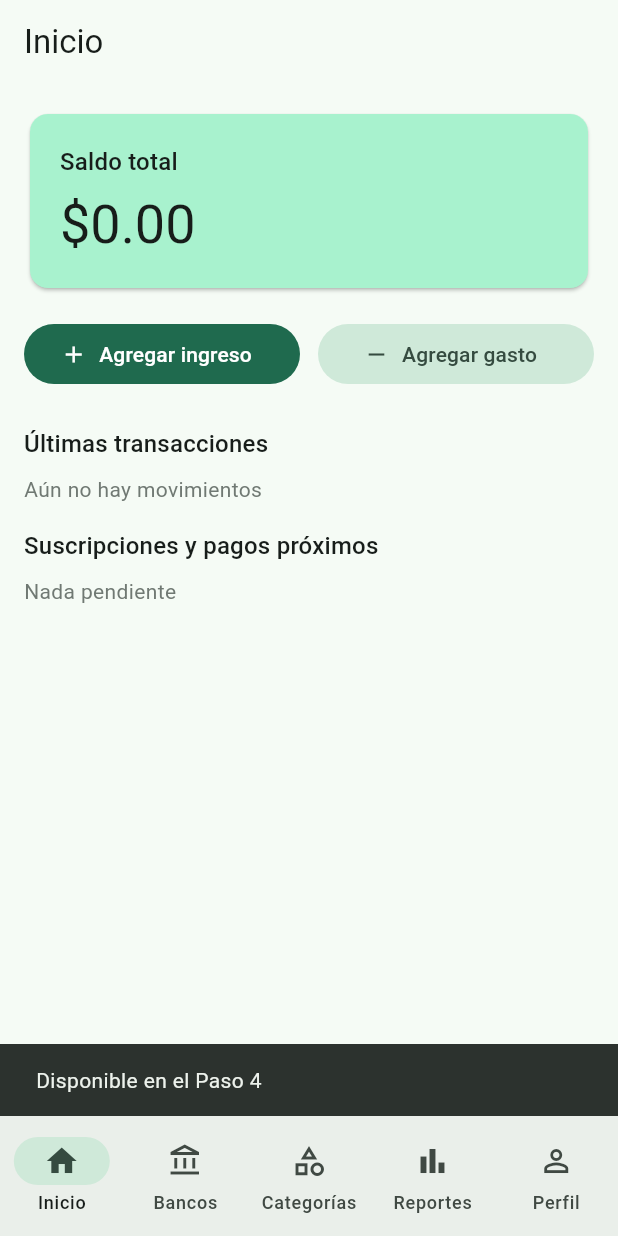
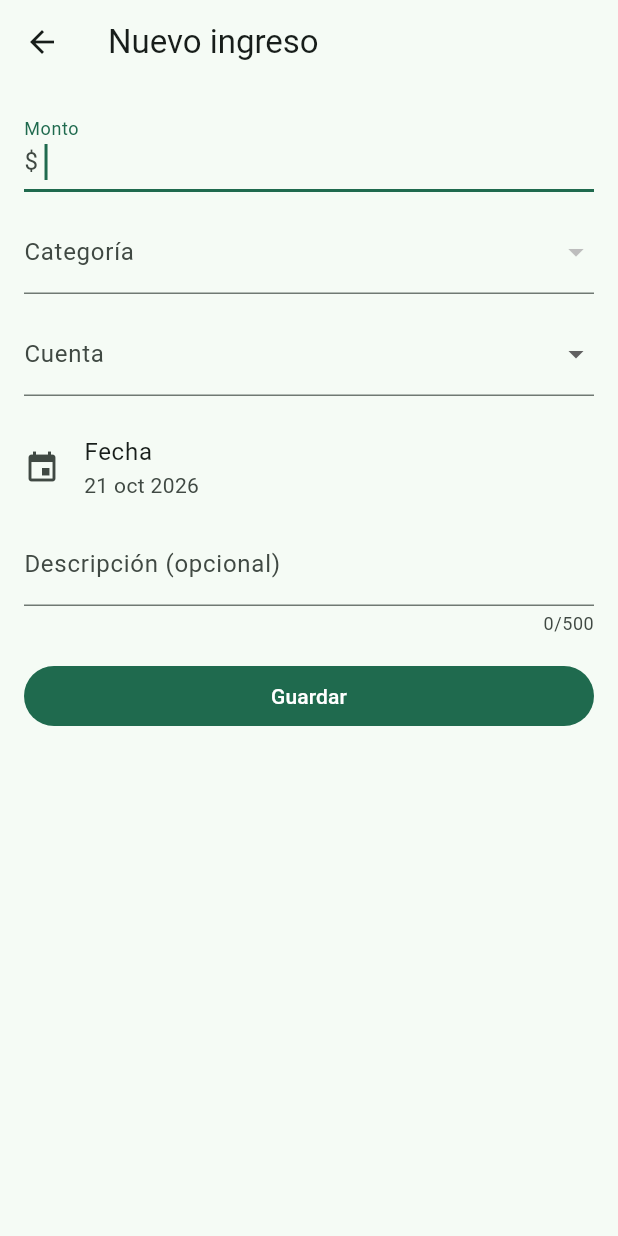
Before and after one commit to C02CarlosG/App_Finanzas_Personales, a Flutter app: the DashboardPage screen opened by its route, after a tap on "Agregar ingreso", on a phone screen of 412 x 824 dp. Run offline on Flutter 3.47's test engine with Material 3 defaults, Android fonts, the phone set to English and light mode, and no system bars; our stand-ins replace drift, drift_flutter, flutter_riverpod, flutter_secure_storage, go_router; accounts and stored records are empty; generated files the repository leaves out were written again.

Commit message:
Paso 4d: formulario de ingreso/gasto e Inicio con datos reales
- formulario (monto, categoría, cuenta con "crear banco nuevo", fecha en
  español, descripción; "Préstamo cobrado" pide la persona); editar y eliminar
- Inicio: saldo total real, últimos 10 movimientos, invitación a crear la
  primera cuenta, pull-to-refresh sincroniza
- TransactionTile con importe con signo, pendiente de enviar y huérfano
- correcciones halladas por las pruebas: desplegables que se desbordaban en
  pantallas angostas y cuenta preseleccionada que no se guardaba
- localización es-MX (flutter_localizations, del SDK)
- 18 pruebas de interfaz nuevas; las del Paso 3 se actualizan (134 en total)

Co-Authored-By: Claude Sonnet 5.5 <noreply@anthropic.com>
Claude-Session: https://claude.ai/code/session_01UQKYzmZ4y8jFU3475qEXNL

```diff
--- a/mobile/lib/app.dart
+++ b/mobile/lib/app.dart
@@ -1,4 +1,5 @@
 import 'package:flutter/material.dart';
+import 'package:flutter_localizations/flutter_localizations.dart';
 import 'package:flutter_riverpod/flutter_riverpod.dart';
 
 import 'core/router/app_router.dart';
@@ -36,6 +37,9 @@ class _FinanzasAppState extends ConsumerState<FinanzasApp> {
     return MaterialApp.router(
       title: 'Finanzas Personales',
       debugShowCheckedModeBanner: false,
+      locale: const Locale('es', 'MX'),
+      supportedLocales: const [Locale('es', 'MX')],
+      localizationsDelegates: GlobalMaterialLocalizations.delegates,
       theme: ThemeData(colorSchemeSeed: const Color(0xFF1B7F5C), useMaterial3: true),
       darkTheme: ThemeData(
           colorSchemeSeed: const Color(0xFF1B7F5C), brightness: Brightness.dark, useMaterial3: true),
--- a/mobile/lib/core/router/app_router.dart
+++ b/mobile/lib/core/router/app_router.dart
@@ -11,6 +11,7 @@ import '../../features/dashboard/presentation/dashboard_page.dart';
 import '../../features/profile/presentation/profile_page.dart';
 import '../../features/sync/presentation/problems_page.dart';
 import '../../features/reports/presentation/reports_page.dart';
+import '../../features/transactions/presentation/transaction_form_page.dart';
 import '../providers.dart';
 import '../ui/home_shell.dart';
 
@@ -21,6 +22,10 @@ abstract final class AppRoutes {
   static const problems = '/problemas';
   static const accountNew = '/cuentas/nueva';
   static String account(String id) => '/cuentas/$id';
+  static const movements = '/movimientos';
+  static const transactionNewPath = '/movimientos/nuevo';
+  static String transactionNew(String type) => '/movimientos/nuevo?tipo=$type';
+  static String transaction(String id) => '/movimientos/$id';
   static const home = '/inicio';
   static const banks = '/bancos';
   static const categories = '/categorias';
@@ -53,6 +58,16 @@ final routerProvider = Provider<GoRouter>((ref) {
       GoRoute(path: AppRoutes.problems, builder: (_, _) => const ProblemsPage()),
       // Pantallas completas (sin barra inferior) alcanzables desde cualquier pestaña.
       GoRoute(path: AppRoutes.accountNew, builder: (_, _) => const AddAccountPage()),
+      // '/movimientos/nuevo' va antes que '/movimientos/:id' para que no se tome "nuevo" como un id.
+      GoRoute(
+        path: AppRoutes.transactionNewPath,
+        builder: (_, state) =>
+            TransactionFormPage(type: state.uri.queryParameters['tipo'] == 'income' ? 'income' : 'expense'),
+      ),
+      GoRoute(
+        path: '/movimientos/:id',
+        builder: (_, state) => TransactionFormPage(transactionId: state.pathParameters['id']),
+      ),
       GoRoute(
         path: '/cuentas/:id',
         builder: (_, state) => EditAccountPage(accountId: state.pathParameters['id']!),
--- a/mobile/lib/features/dashboard/presentation/dashboard_page.dart
+++ b/mobile/lib/features/dashboard/presentation/dashboard_page.dart
@@ -1,17 +1,32 @@
 import 'package:flutter/material.dart';
+import 'package:flutter_riverpod/flutter_riverpod.dart';
+import 'package:go_router/go_router.dart';
 
+import '../../../core/data/data_providers.dart';
+import '../../../core/db/queries.dart';
 import '../../../core/money/money.dart';
+import '../../../core/router/app_router.dart';
+import '../../../core/sync/sync_controller.dart';
+import '../../transactions/presentation/transaction_tile.dart';
 
-/// Inicio (spec 5.2). Estructura final de la pantalla; los datos reales llegan en el Paso 4.
-class DashboardPage extends StatelessWidget {
+const _recentFilter = TransactionFilter(limit: 10);
+
+/// Inicio (spec 5.2): saldo total, botones de ingreso/gasto y últimos movimientos.
+class DashboardPage extends ConsumerWidget {
   const DashboardPage({super.key});
 
   @override
-  Widget build(BuildContext context) {
+  Widget build(BuildContext context, WidgetRef ref) {
     final theme = Theme.of(context);
+    final total = ref.watch(totalBalanceProvider).value ?? Money.zero;
+    final accounts = ref.watch(accountsProvider);
+    final recent = ref.watch(transactionsProvider(_recentFilter));
+
     return Scaffold(
       appBar: AppBar(title: const Text('Inicio')),
-      body: ListView(
+      body: RefreshIndicator(
+        onRefresh: () => ref.read(syncControllerProvider.notifier).syncNow(),
+        child: ListView(
           padding: const EdgeInsets.all(16),
           children: [
             Card(
@@ -23,8 +38,9 @@ class DashboardPage extends StatelessWidget {
                   children: [
                     Text('Saldo total', style: theme.textTheme.titleMedium),
                     const SizedBox(height: 8),
-                  Text(Money.zero.format(),
-                      key: const Key('saldo-total'), style: theme.textTheme.displaySmall),
+                    Text(total.format(),
+                        key: const Key('saldo-total'),
+                        style: theme.textTheme.displaySmall?.copyWith(color: total.isNegative ? theme.colorScheme.error : null)),
                   ],
                 ),
               ),
@@ -34,7 +50,8 @@ class DashboardPage extends StatelessWidget {
               children: [
                 Expanded(
                   child: FilledButton.icon(
-                  onPressed: () => _soon(context),
+                    key: const Key('agregar-ingreso'),
+                    onPressed: () => context.push(AppRoutes.transactionNew('income')),
                     icon: const Icon(Icons.add),
                     label: const Text('Agregar ingreso'),
                   ),
@@ -42,42 +59,52 @@ class DashboardPage extends StatelessWidget {
                 const SizedBox(width: 12),
                 Expanded(
                   child: FilledButton.tonalIcon(
-                  onPressed: () => _soon(context),
+                    key: const Key('agregar-gasto'),
+                    onPressed: () => context.push(AppRoutes.transactionNew('expense')),
                     icon: const Icon(Icons.remove),
                     label: const Text('Agregar gasto'),
                   ),
                 ),
               ],
             ),
+            if (accounts.hasValue && accounts.value!.isEmpty) ...[
+              const SizedBox(height: 12),
+              Card(
+                key: const Key('invitacion-cuenta'),
+                child: ListTile(
+                  leading: const Icon(Icons.account_balance),
+                  title: const Text('Agrega tu primera cuenta'),
+                  subtitle: const Text('Un banco o efectivo, para registrar tus movimientos.'),
+                  trailing: const Icon(Icons.chevron_right),
+                  onTap: () => context.push(AppRoutes.accountNew),
+                ),
+              ),
+            ],
             const SizedBox(height: 24),
-          const _Section(title: 'Últimas transacciones', empty: 'Aún no hay movimientos'),
+            Row(children: [
+              Expanded(child: Text('Últimas transacciones', style: theme.textTheme.titleMedium)),
+              TextButton(key: const Key('ver-todos'), onPressed: () => context.push(AppRoutes.movements), child: const Text('Ver todos')),
+            ]),
+            recent.when(
+              loading: () => const Padding(padding: EdgeInsets.all(16), child: Center(child: CircularProgressIndicator())),
+              error: (e, _) => Text('No se pudieron cargar los movimientos: $e'),
+              data: (list) => list.isEmpty
+                  ? Padding(
+                      padding: const EdgeInsets.symmetric(vertical: 8),
+                      child: Text('Aún no hay movimientos',
+                          key: const Key('sin-movimientos'), style: theme.textTheme.bodyMedium?.copyWith(color: theme.colorScheme.outline)),
+                    )
+                  : Column(children: [
+                      for (final t in list) TransactionTile(tx: t, onTap: () => context.push(AppRoutes.transaction(t.id))),
+                    ]),
+            ),
             const SizedBox(height: 16),
-          const _Section(title: 'Suscripciones y pagos próximos', empty: 'Nada pendiente'),
+            Text('Suscripciones y pagos próximos', style: theme.textTheme.titleMedium),
+            const SizedBox(height: 8),
+            Text('Nada pendiente', style: theme.textTheme.bodyMedium?.copyWith(color: theme.colorScheme.outline)),
           ],
+        ),
       ),
     );
   }
-
-  void _soon(BuildContext context) => ScaffoldMessenger.of(context)
-      .showSnackBar(const SnackBar(content: Text('Disponible en el Paso 4')));
 }
-
-class _Section extends StatelessWidget {
-  const _Section({required this.title, required this.empty});
-
-  final String title;
-  final String empty;
-
-  @override
-  Widget build(BuildContext context) {
-    final theme = Theme.of(context);
-    return Column(
-      crossAxisAlignment: CrossAxisAlignment.start,
-      children: [
-        Text(title, style: theme.textTheme.titleMedium),
-        const SizedBox(height: 8),
-        Text(empty, style: theme.textTheme.bodyMedium?.copyWith(color: theme.colorScheme.outline)),
-      ],
-    );
-  }
-}
--- /dev/null
+++ b/mobile/lib/features/transactions/presentation/transaction_form_page.dart
@@ -0,0 +1,255 @@
+import 'package:flutter/material.dart';
+import 'package:flutter_riverpod/flutter_riverpod.dart';
+import 'package:go_router/go_router.dart';
+
+import '../../../core/data/data_providers.dart';
+import '../../../core/data/validation_exception.dart';
+import '../../../core/db/queries.dart';
+import '../../../core/format/dates.dart';
+import '../../../core/money/money.dart';
+import '../../../core/providers.dart';
+import '../../../core/router/app_router.dart';
+import '../../../core/ui/money_form_field.dart';
+
+const _createAccountOption = '__crear_cuenta__';
+
+/// Agregar o editar un ingreso o gasto (spec 5.3/5.4): monto, categoría, cuenta (con opción de crear
+/// una nueva desde aquí), fecha y descripción. Con "Préstamo cobrado" también pide la persona.
+class TransactionFormPage extends ConsumerStatefulWidget {
+  const TransactionFormPage({super.key, this.type = 'expense', this.transactionId});
+
+  /// `income` | `expense`. Al editar se toma del movimiento.
+  final String type;
+  final String? transactionId;
+
+  @override
+  ConsumerState<TransactionFormPage> createState() => _TransactionFormPageState();
+}
+
+class _TransactionFormPageState extends ConsumerState<TransactionFormPage> {
+  final _formKey = GlobalKey<FormState>();
+  final _amount = TextEditingController();
+  final _description = TextEditingController();
+  final _person = TextEditingController();
+  late String _type = widget.type;
+  String? _categoryId;
+  String? _accountId;
+  late String _date = isoDate(DateTime.now());
+  bool _loading = false;
+  bool _busy = false;
+  String? _error;
+
+  bool get _editing => widget.transactionId != null;
+
+  @override
+  void initState() {
+    super.initState();
+    if (_editing) {
+      _loading = true;
+      _loadExisting();
+    }
+  }
+
+  Future<void> _loadExisting() async {
+    final tx = await ref.read(databaseProvider)?.findTransaction(widget.transactionId!);
+    if (!mounted) return;
+    setState(() {
+      _loading = false;
+      if (tx == null) {
+        _error = 'El movimiento ya no existe';
+        return;
+      }
+      _type = tx.type;
+      _amount.text = tx.amount.toApiString();
+      _categoryId = tx.categoryId;
+      _accountId = tx.accountId;
+      _date = tx.occurredOn;
+      _description.text = tx.description ?? '';
+      _person.text = tx.counterparty ?? '';
+    });
+  }
+
+  @override
+  void dispose() {
+    _amount.dispose();
+    _description.dispose();
+    _person.dispose();
+    super.dispose();
+  }
+
+  Future<void> _pickDate() async {
+    final current = parseIsoDate(_date);
+    final picked = await showDatePicker(
+      context: context,
+      initialDate: current,
+      firstDate: DateTime(2000),
+      lastDate: DateTime(2100),
+    );
+    if (picked != null) setState(() => _date = isoDate(picked));
+  }
+
+  Future<void> _onAccountChanged(String? value) async {
+    if (value != _createAccountOption) {
+      setState(() => _accountId = value);
+      return;
+    }
+    // Spec 5.3: crear un banco nuevo sin salir del formulario; la cuenta creada queda seleccionada.
+    final id = await context.push<String>(AppRoutes.accountNew);
+    if (id != null && mounted) setState(() => _accountId = id);
+  }
+
+  /// Con una sola cuenta se preselecciona (lo más común); con varias, el usuario elige.
+  /// Se usa tanto para mostrar el desplegable como para guardar (si no, lo visible y lo guardado difieren).
+  String? _effectiveAccountId(List<AccountView> accounts) =>
+      accounts.any((a) => a.id == _accountId) ? _accountId : (accounts.length == 1 && !_editing ? accounts.first.id : null);
+
+  Future<void> _save({required bool needsPerson}) async {
+    if (!_formKey.currentState!.validate()) return;
+    final accountId = _effectiveAccountId(ref.read(accountsProvider).value ?? const <AccountView>[]);
+    setState(() {
+      _busy = true;
+      _error = null;
+    });
+    final repo = ref.read(transactionsRepositoryProvider);
+    final amount = MoneyFormField.read(_amount) ?? Money.zero;
+    try {
+      if (_editing) {
+        await repo.update(widget.transactionId!,
+            type: _type,
+            amount: amount,
+            accountId: accountId ?? '',
+            categoryId: _categoryId ?? '',
+            occurredOn: _date,
+            description: _description.text,
+            counterparty: needsPerson ? _person.text : null);
+      } else {
+        await repo.add(
+            type: _type,
+            amount: amount,
+            accountId: accountId ?? '',
+            categoryId: _categoryId ?? '',
+            occurredOn: _date,
+            description: _description.text,
+            counterparty: needsPerson ? _person.text : null);
+      }
+      if (!mounted) return;
+      ScaffoldMessenger.of(context).showSnackBar(SnackBar(content: Text(_type == 'income' ? 'Ingreso guardado' : 'Gasto guardado')));
+      context.pop();
+    } on ValidationException catch (e) {
+      if (mounted) setState(() => _error = e.message);
+    } finally {
+      if (mounted) setState(() => _busy = false);
+    }
+  }
+
+  Future<void> _delete() async {
+    final ok = await showDialog<bool>(
+      context: context,
+      builder: (ctx) => AlertDialog(
+        title: const Text('¿Eliminar este movimiento?'),
+        actions: [
+          TextButton(onPressed: () => Navigator.pop(ctx, false), child: const Text('Cancelar')),
+          FilledButton(key: const Key('confirmar-eliminar'), onPressed: () => Navigator.pop(ctx, true), child: const Text('Eliminar')),
+        ],
+      ),
+    );
+    if (ok != true) return;
+    await ref.read(transactionsRepositoryProvider).delete(widget.transactionId!);
+    if (mounted) context.pop();
+  }
+
+  @override
+  Widget build(BuildContext context) {
+    final theme = Theme.of(context);
+    final categories = ref.watch(categoriesProvider(_type)).value ?? const [];
+    final accounts = ref.watch(accountsProvider).value ?? const <AccountView>[];
+
+    final accountId = _effectiveAccountId(accounts);
+    final category = categories.where((c) => c.id == _categoryId).firstOrNull;
+    final needsPerson = _type == 'income' && (category?.isSystem ?? false);
+    final isIncome = _type == 'income';
+
+    if (_loading) {
+      return Scaffold(appBar: AppBar(title: const Text('Movimiento')), body: const Center(child: CircularProgressIndicator()));
+    }
+
+    return Scaffold(
+      appBar: AppBar(
+        title: Text(_editing ? (isIncome ? 'Editar ingreso' : 'Editar gasto') : (isIncome ? 'Nuevo ingreso' : 'Nuevo gasto')),
+        actions: [
+          if (_editing)
+            IconButton(key: const Key('eliminar-movimiento'), tooltip: 'Eliminar', icon: const Icon(Icons.delete_outline), onPressed: _delete),
+        ],
+      ),
+      body: SafeArea(
+        child: Form(
+          key: _formKey,
+          child: ListView(
+            padding: const EdgeInsets.all(16),
+            children: [
+              MoneyFormField(key: const Key('campo-monto'), controller: _amount, positiveOnly: true, autofocus: !_editing),
+              const SizedBox(height: 12),
+              DropdownButtonFormField<String>(
+                key: const Key('campo-categoria'),
+                isExpanded: true,
+                initialValue: categories.any((c) => c.id == _categoryId) ? _categoryId : null,
+                decoration: const InputDecoration(labelText: 'Categoría'),
+                items: [for (final c in categories) DropdownMenuItem(value: c.id, child: Text(c.name, overflow: TextOverflow.ellipsis))],
+                onChanged: (v) => setState(() => _categoryId = v),
+                validator: (v) => v == null ? 'Elige una categoría' : null,
+              ),
+              const SizedBox(height: 12),
+              DropdownButtonFormField<String>(
+                key: ValueKey('campo-cuenta-${accounts.length}-$accountId'),
+                isExpanded: true,
+                initialValue: accountId,
+                decoration: const InputDecoration(labelText: 'Cuenta'),
+                items: [
+                  for (final a in accounts) DropdownMenuItem(value: a.id, child: Text('${a.name} · ${a.balance.format()}', overflow: TextOverflow.ellipsis)),
+                  const DropdownMenuItem(value: _createAccountOption, child: Text('+ Crear cuenta o banco nuevo', overflow: TextOverflow.ellipsis)),
+                ],
+                onChanged: _onAccountChanged,
+                validator: (v) => (v == null || v == _createAccountOption) ? 'Elige una cuenta' : null,
+              ),
+              const SizedBox(height: 12),
+              ListTile(
+                key: const Key('campo-fecha'),
+                contentPadding: EdgeInsets.zero,
+                leading: const Icon(Icons.event),
+                title: const Text('Fecha'),
+                subtitle: Text(formatDate(_date)),
+                onTap: _pickDate,
+              ),
+              if (needsPerson) ...[
+                TextFormField(
+                  key: const Key('campo-persona'),
+                  controller: _person,
+                  maxLength: 100,
+                  decoration: const InputDecoration(labelText: 'Persona que te pagó'),
+                  validator: (v) => (v == null || v.trim().isEmpty) ? 'Escribe el nombre de la persona' : null,
+                ),
+                const SizedBox(height: 4),
+              ],
+              TextFormField(
+                key: const Key('campo-descripcion'),
+                controller: _description,
+                maxLength: 500,
+                decoration: const InputDecoration(labelText: 'Descripción (opcional)'),
+              ),
+              if (_error != null) ...[
+                const SizedBox(height: 8),
+                Text(_error!, key: const Key('error-movimiento'), style: TextStyle(color: theme.colorScheme.error)),
+              ],
+              const SizedBox(height: 16),
+              FilledButton(
+                key: const Key('guardar-movimiento'),
+                onPressed: _busy ? null : () => _save(needsPerson: needsPerson),
+                child: const Text('Guardar'),
+              ),
+            ],
+          ),
+        ),
+      ),
+    );
+  }
+}
--- a/mobile/pubspec.yaml
+++ b/mobile/pubspec.yaml
@@ -29,6 +29,8 @@ environment:
 # versions available, run `flutter pub outdated`.
 dependencies:
   flutter:
+    sdk: flutter
+  flutter_localizations:
     sdk: flutter
 
   # The following adds the Cupertino Icons font to your application.
```
Also changed, not shown: mobile/lib/features/transactions/presentation/transaction_tile.dart (added, +58 -0 lines), mobile/pubspec.lock, 2 other files. Lines whose indentation alone changed are shown as unchanged.
